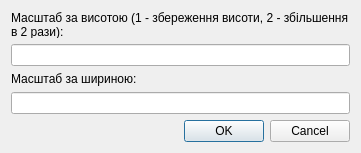
TymofiiPys/CourseWork_ImageProcessingTool, file src/frontend/trdialog.ui: the form before one commit.
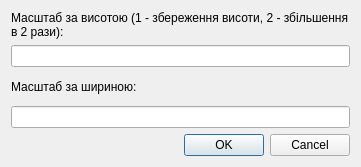
The form after the commit.

The edit to the form file:
```diff
--- a/src/frontend/trdialog.ui
+++ b/src/frontend/trdialog.ui
@@ -7,7 +7,7 @@
     <x>0</x>
     <y>0</y>
     <width>361</width>
-    <height>153</height>
+    <height>167</height>
    </rect>
   </property>
   <property name="windowTitle">
```
Left out of the diff: 2 changed lines with no effect on the pictures.
